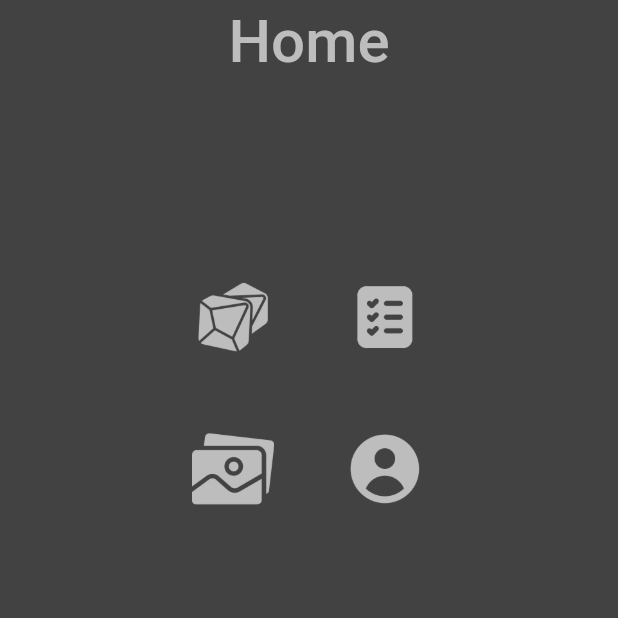
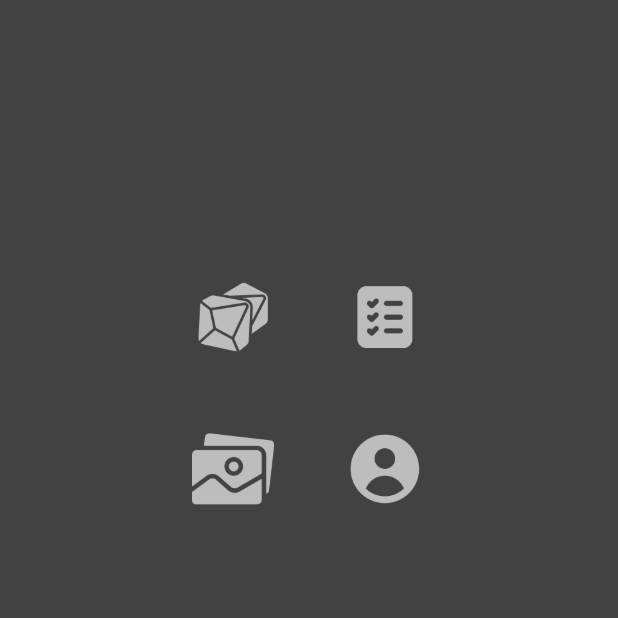
Before and after one commit to SFP95/pjfolder, a Flutter app: the screen it shows after launch, on a phone screen of 412 x 824 dp, the top half of it. Run offline on Flutter 3.47's test engine with Material 2 defaults, Android fonts, the phone set to English and light mode, and no system bars.

Commit message:
ajustes de presentación

```diff
--- a/lib/src/pages/Home_page.dart
+++ b/lib/src/pages/Home_page.dart
@@ -8,7 +8,7 @@ class HomePage extends StatelessWidget {
       appBar: AppBar(
         centerTitle: true,
         elevation: 0,
-        title: Text('Home',style: TextStyle(fontSize: 40,color: Colors.grey[400])),
+        //title: Text('Home',style: TextStyle(fontSize: 40,color: Colors.grey[400])),
         backgroundColor: Colors.grey.shade800,
       ),
       body: Center(
@@ -18,7 +18,9 @@ class HomePage extends StatelessWidget {
           crossAxisSpacing: 30.3,
           crossAxisCount: 2,
           children: [
-            IconButton(
+              Tooltip(
+                message: "DADOS",
+                child: IconButton(
                     style: ButtonStyle(
                       backgroundColor: MaterialStateProperty.all<Color>(Colors.grey.shade400),
                       shape: MaterialStateProperty.all<RoundedRectangleBorder>(
@@ -30,9 +32,12 @@ class HomePage extends StatelessWidget {
                       onPressed: (){
                         Navigator.pushNamed(context, '/dice');
                       },
-                icon: Image.asset('assets/images/dado.png',color:Colors.grey.shade400, height: 140, ),
+                      icon: Image.asset('assets/images/dado.png',color:Colors.grey.shade400, height: 140,  ),
                   ),
-            IconButton(
+              ),
+                Tooltip(
+                  message: "Lista de Personajes",
+                  child: IconButton(
                       style: ButtonStyle(
                         backgroundColor: MaterialStateProperty.all<Color>(Colors.grey.shade400),
                         shape: MaterialStateProperty.all<RoundedRectangleBorder>(
@@ -46,7 +51,11 @@ class HomePage extends StatelessWidget {
                       },
                       icon: Image.asset('assets/images/nota.png',color:Colors.grey.shade400, height: 140)
                   ),
-            IconButton(
+                ),
+
+                Tooltip(
+                  message: "Galeria",
+                  child: IconButton(
                     style: ButtonStyle(
                       backgroundColor: MaterialStateProperty.all<Color>(Colors.grey.shade400),
                       //elevation: 0,
@@ -61,7 +70,10 @@ class HomePage extends StatelessWidget {
                     },
                     icon: Image.asset('assets/images/galeria.png',color:Colors.grey.shade400, height: 140),
                   ),
-            IconButton(
+                ),
+                Tooltip(
+                  message: "Log / Sing In",
+                  child: IconButton(
                     style: ButtonStyle(
                       backgroundColor: MaterialStateProperty.all<Color>(Colors.grey.shade400),
                       shape: MaterialStateProperty.all<RoundedRectangleBorder>(
@@ -75,9 +87,11 @@ class HomePage extends StatelessWidget {
                     },
                     icon: Image.asset('assets/images/perfil.png',color:Colors.grey.shade400, height: 140),
                   ),
+                ),
+
           ],
         ),
-      ),
+      )
     );
   }
 }
```
Lines whose indentation alone changed are shown as unchanged.
